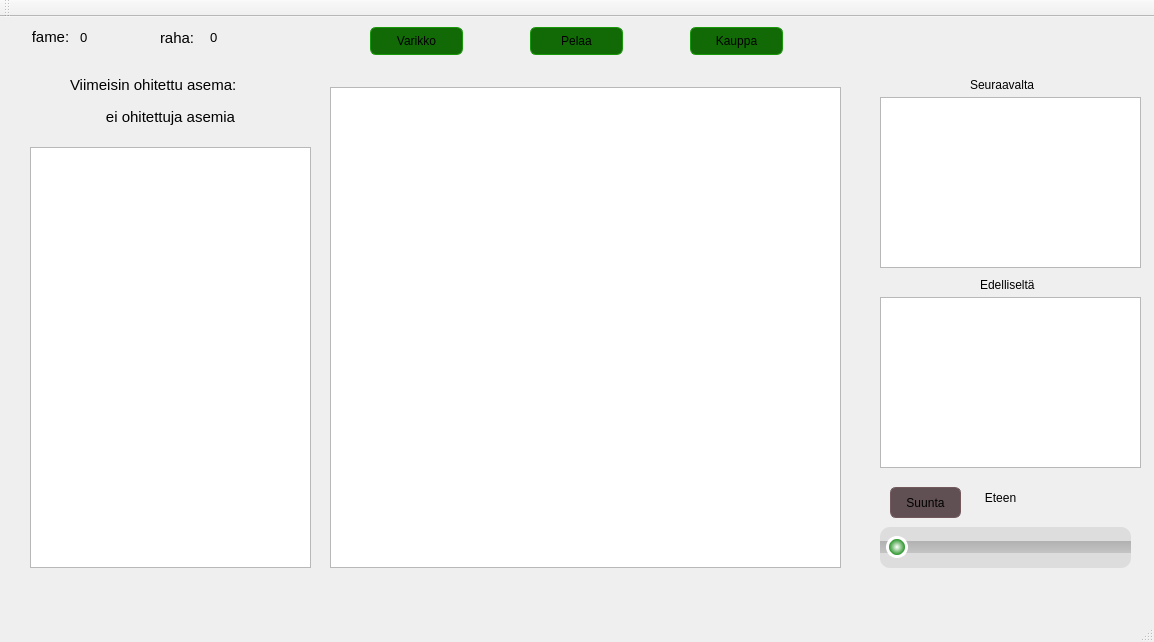
Above: TrainGame/TrainGame/mainwindow.ui from MilanFIN/TrainGame before the change. Below: the same form after it.
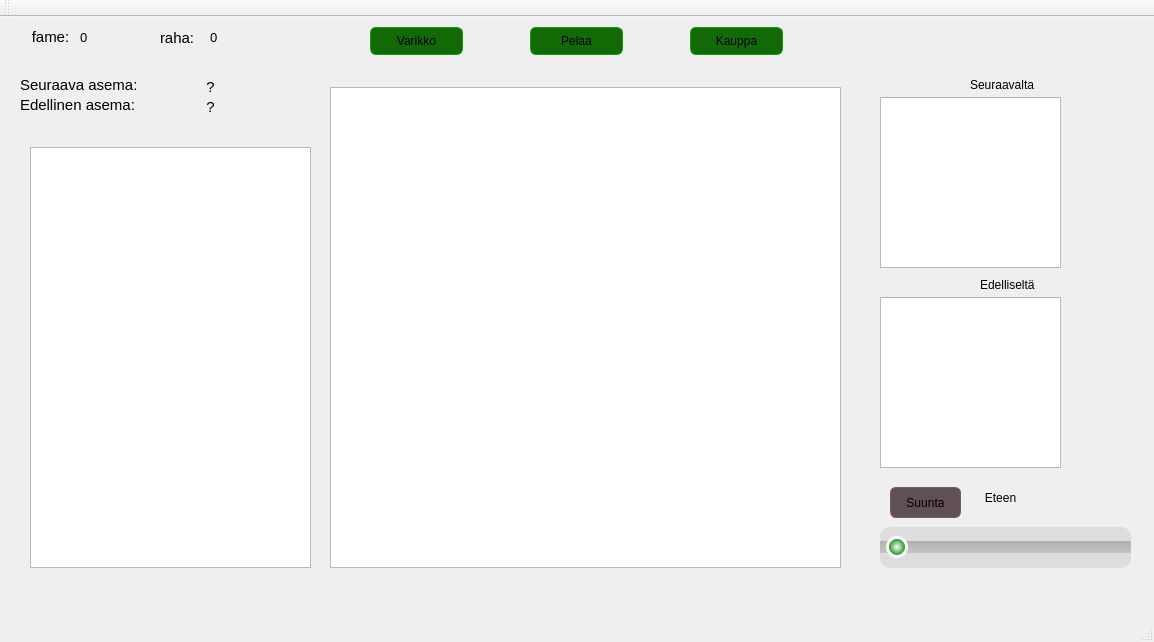
That is the form after the change. The open tabs and pages were chosen to show the change.

Commit message: edellinen ja seuraava asema lisätty käyttöliittymään

Diff of the .ui file:
```diff
--- a/TrainGame/TrainGame/mainwindow.ui
+++ b/TrainGame/TrainGame/mainwindow.ui
@@ -220,7 +220,7 @@
        <rect>
         <x>860</x>
         <y>20</y>
-        <width>261</width>
+        <width>181</width>
         <height>171</height>
        </rect>
       </property>
@@ -230,35 +230,35 @@
        <rect>
         <x>860</x>
         <y>220</y>
-        <width>261</width>
-        <height>171</height>
-       </rect>
-      </property>
-     </widget>
-     <widget class="QLabel" name="latestPassedLabel">
-      <property name="geometry">
-       <rect>
-        <x>50</x>
-        <y>0</y>
-        <width>201</width>
-        <height>16</height>
-       </rect>
-      </property>
-      <property name="font">
-       <font>
-        <pointsize>11</pointsize>
-       </font>
-      </property>
-      <property name="text">
-       <string>Viimeisin ohitettu asema:</string>
-      </property>
-     </widget>
-     <widget class="QLabel" name="label_2">
-      <property name="geometry">
-       <rect>
-        <x>60</x>
-        <y>30</y>
         <width>181</width>
+        <height>171</height>
+       </rect>
+      </property>
+     </widget>
+     <widget class="QLabel" name="nextStationLabel">
+      <property name="geometry">
+       <rect>
+        <x>0</x>
+        <y>0</y>
+        <width>121</width>
+        <height>16</height>
+       </rect>
+      </property>
+      <property name="font">
+       <font>
+        <pointsize>11</pointsize>
+       </font>
+      </property>
+      <property name="text">
+       <string>Seuraava asema:</string>
+      </property>
+     </widget>
+     <widget class="QLabel" name="nextStation">
+      <property name="geometry">
+       <rect>
+        <x>120</x>
+        <y>0</y>
+        <width>141</width>
         <height>20</height>
        </rect>
       </property>
@@ -268,7 +268,46 @@
        </font>
       </property>
       <property name="text">
-       <string>ei ohitettuja asemia</string>
+       <string>?</string>
+      </property>
+      <property name="alignment">
+       <set>Qt::AlignCenter</set>
+      </property>
+     </widget>
+     <widget class="QLabel" name="previousStationLabel">
+      <property name="geometry">
+       <rect>
+        <x>0</x>
+        <y>20</y>
+        <width>121</width>
+        <height>16</height>
+       </rect>
+      </property>
+      <property name="font">
+       <font>
+        <pointsize>11</pointsize>
+       </font>
+      </property>
+      <property name="text">
+       <string>Edellinen asema:</string>
+      </property>
+     </widget>
+     <widget class="QLabel" name="previousStation">
+      <property name="geometry">
+       <rect>
+        <x>120</x>
+        <y>20</y>
+        <width>141</width>
+        <height>20</height>
+       </rect>
+      </property>
+      <property name="font">
+       <font>
+        <pointsize>11</pointsize>
+       </font>
+      </property>
+      <property name="text">
+       <string>?</string>
       </property>
       <property name="alignment">
        <set>Qt::AlignCenter</set>
```
Left out of the diff: 4 changed lines with no effect on the pictures. The commit also changes 9 other files.
